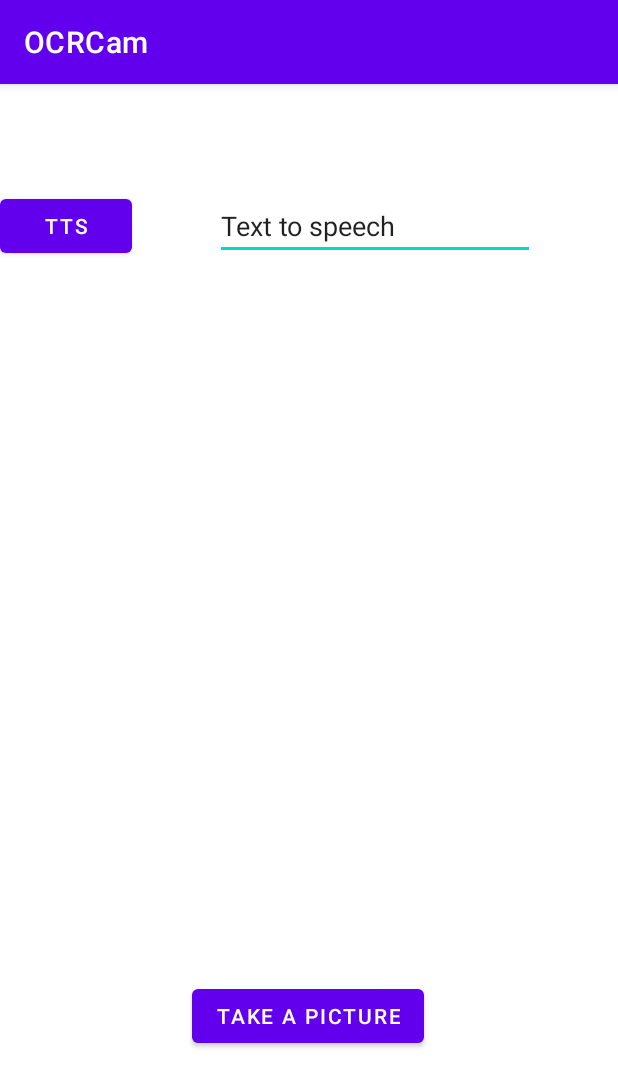
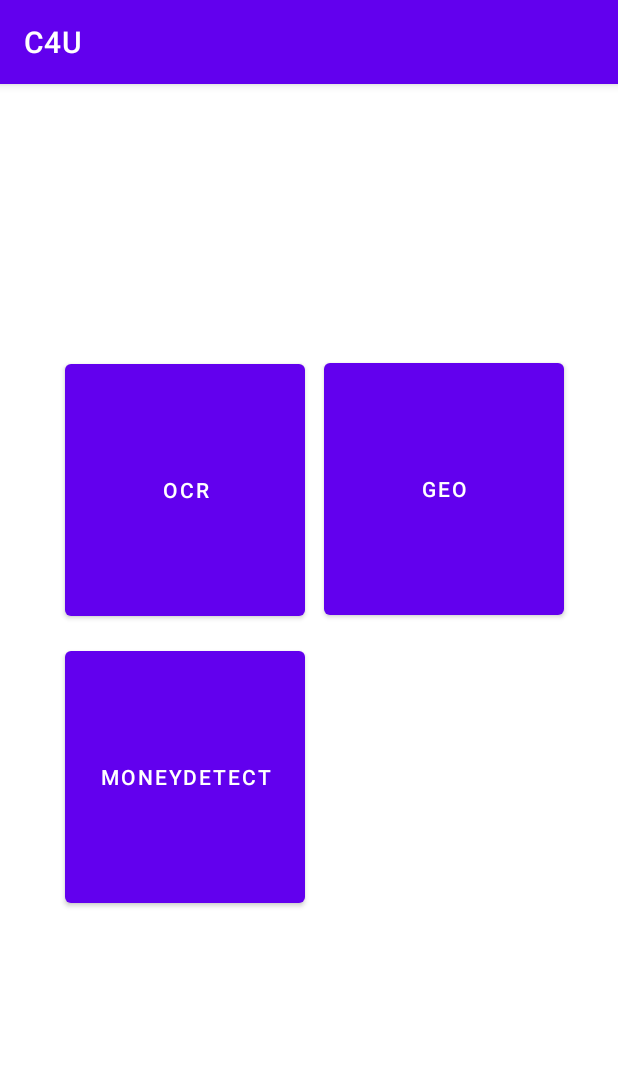
Before and after one commit to hamzatamry/C4U, an Android app: the screen it shows after launch (MainActivity), on a phone screen of 412 x 824 dp. Shown: the top 1087 px of the screen. Run offline under Robolectric (Android 15) with nearby library versions, the phone set to English and light mode, and no system bars.

Commit message:
Added homepage activity

```diff
--- a/app/src/main/java/com/example/ocrcam/MainActivity.java
+++ b/app/src/main/java/com/example/ocrcam/MainActivity.java
@@ -3,34 +3,16 @@ package com.example.ocrcam;
 import androidx.appcompat.app.AppCompatActivity;
 
 import android.content.Intent;
-import android.graphics.Bitmap;
-import android.graphics.drawable.BitmapDrawable;
 import android.os.Bundle;
-import android.provider.MediaStore;
-import android.speech.tts.TextToSpeech;
-import android.util.SparseArray;
 import android.view.View;
 import android.widget.Button;
-import android.widget.EditText;
-import android.widget.ImageView;
-import android.widget.TextView;
-
-import com.google.android.gms.vision.Frame;
-import com.google.android.gms.vision.text.TextBlock;
-import com.google.android.gms.vision.text.TextRecognizer;
-
-import java.util.Locale;
 
 public class MainActivity extends AppCompatActivity {
 
-    private ImageView imgView;
-    private Button TakePicButt;
-    private TextRecognizer recognizer;
-    private TextView textView;
-    private Button ttsButton;
-    private EditText ttsText;
-    TextToSpeech textToSpeech;
-    private static final int REQUEST_IMAGE_CAPTURE = 101;
+
+    private Button ocrBt;
+    private Button geoBt;
+    private Button moneyBt;
 
 
     @Override
@@ -38,68 +20,34 @@ public class MainActivity extends AppCompatActivity {
         super.onCreate(savedInstanceState);
         setContentView(R.layout.activity_main);
 
-        imgView = findViewById(R.id.imageView);
-        TakePicButt = findViewById(R.id.button);
-        textView = findViewById(R.id.textView);
-        ttsButton = findViewById(R.id.button2);
-        ttsText = findViewById(R.id.editText);
+        ocrBt = findViewById(R.id.ocrBt);
+        geoBt = findViewById(R.id.geoBt);
+        moneyBt = findViewById(R.id.moneyBt);
 
-         textToSpeech = new TextToSpeech(getApplicationContext(), new TextToSpeech.OnInitListener() {
-            @Override
-            public void onInit(int status) {
-                if(status != TextToSpeech.ERROR){
-                    textToSpeech.setLanguage(Locale.ENGLISH);
-                }
-            }
-        });
-        ttsButton.setOnClickListener(new View.OnClickListener() {
+        ocrBt.setOnClickListener(new View.OnClickListener() {
             @Override
             public void onClick(View v) {
-                String ttsSpeech = ttsText.getText().toString();
-                textToSpeech.speak(ttsSpeech,TextToSpeech.QUEUE_FLUSH,null);
-
+                Intent intent = new Intent(MainActivity.this, OcrActivity.class);
+                startActivity(intent);
             }
         });
 
-        TakePicButt.setOnClickListener(new View.OnClickListener() {
+        moneyBt.setOnClickListener(new View.OnClickListener() {
             @Override
             public void onClick(View v) {
-                Intent imgTakeIntent = new Intent(MediaStore.ACTION_IMAGE_CAPTURE);
-                if(imgTakeIntent.resolveActivity(getPackageManager()) != null){
-                    startActivityForResult(imgTakeIntent,100);
-                }
+                Intent intent = new Intent(MainActivity.this, MoneyDetectActivity.class);
+                startActivity(intent);
+            }
+        });
+
+        geoBt.setOnClickListener(new View.OnClickListener() {
+            @Override
+            public void onClick(View v) {
+                Intent intent = new Intent(MainActivity.this, GeoActivity.class);
+                startActivity(intent);
             }
         });
     }
 
-    @Override
-    public void onPause() {
-        super.onPause();
-        textToSpeech.shutdown();
-    }
-
-
-    @Override
-    protected void onActivityResult(int requestCode, int resultCode, Intent data) {
-        super.onActivityResult(requestCode, resultCode, data);
-        if (requestCode == 100 && resultCode == RESULT_OK) {
-            Bundle extras = data.getExtras();
-            Bitmap imgBitmap = (Bitmap) extras.get("data");
-            imgView.setImageBitmap(imgBitmap);
-
-
-            recognizer = new TextRecognizer.Builder(MainActivity.this).build();
-            Frame frame = new Frame.Builder().setBitmap(imgBitmap).build();
-            SparseArray<TextBlock> sparseArray = recognizer.detect(frame);
-            StringBuilder stringBuilder = new StringBuilder();
-            for (int i = 0; i<sparseArray.size(); i++){
-                TextBlock tb = sparseArray.get(i);
-                String res = tb.getValue();
-                stringBuilder.append(res);
-            }
-            textView.setText(stringBuilder);
-        }
-    }
-
 
 }
--- a/app/src/main/res/layout/activity_main.xml
+++ b/app/src/main/res/layout/activity_main.xml
@@ -1,60 +1,46 @@
 <?xml version="1.0" encoding="utf-8"?>
-<androidx.constraintlayout.widget.ConstraintLayout xmlns:android="http://schemas.android.com/apk/res/android"
+<androidx.constraintlayout.widget.ConstraintLayout
+    xmlns:android="http://schemas.android.com/apk/res/android"
     xmlns:app="http://schemas.android.com/apk/res-auto"
     xmlns:tools="http://schemas.android.com/tools"
     android:layout_width="match_parent"
-    android:layout_height="match_parent"
-    tools:context=".MainActivity">
+    android:layout_height="match_parent">
 
     <Button
-        android:id="@+id/button"
-        android:layout_width="wrap_content"
-        android:layout_height="wrap_content"
-        android:text="Take a picture"
+        android:id="@+id/moneyBt"
+        android:layout_width="160dp"
+        android:layout_height="180dp"
+        android:layout_marginStart="36dp"
+        android:text="MoneyDetect"
+        app:layout_constraintBottom_toBottomOf="parent"
+        app:layout_constraintEnd_toStartOf="@+id/geoBt"
+        app:layout_constraintHorizontal_bias="0.368"
+        app:layout_constraintStart_toStartOf="parent"
+        app:layout_constraintTop_toTopOf="parent"
+        app:layout_constraintVertical_bias="0.633" />
+
+    <Button
+        android:id="@+id/ocrBt"
+        android:layout_width="160dp"
+        android:layout_height="180dp"
+        android:layout_marginStart="36dp"
+        android:text="OCR"
+        app:layout_constraintBottom_toBottomOf="parent"
+        app:layout_constraintEnd_toStartOf="@+id/geoBt"
+        app:layout_constraintHorizontal_bias="0.375"
+        app:layout_constraintStart_toStartOf="parent"
+        app:layout_constraintTop_toTopOf="parent"
+        app:layout_constraintVertical_bias="0.307" />
+
+    <Button
+        android:id="@+id/geoBt"
+        android:layout_width="160dp"
+        android:layout_height="180dp"
+        android:layout_marginEnd="36dp"
+        android:text="GEO"
         app:layout_constraintBottom_toBottomOf="parent"
         app:layout_constraintEnd_toEndOf="parent"
-        app:layout_constraintHorizontal_bias="0.498"
-        app:layout_constraintStart_toStartOf="parent"
         app:layout_constraintTop_toTopOf="parent"
-        app:layout_constraintVertical_bias="0.83" />
+        app:layout_constraintVertical_bias="0.306" />
 
-    <ImageView
-        android:id="@+id/imageView"
-        android:layout_width="171dp"
-        android:layout_height="219dp"
-        app:layout_constraintBottom_toTopOf="@+id/button"
-        app:layout_constraintEnd_toEndOf="parent"
-        app:layout_constraintStart_toStartOf="parent"
-        app:layout_constraintTop_toTopOf="parent"
-        tools:srcCompat="@tools:sample/avatars" />
-
-    <TextView
-        android:id="@+id/textView"
-        android:layout_width="221dp"
-        android:layout_height="145dp"
-        app:layout_constraintBottom_toTopOf="@+id/button"
-        app:layout_constraintEnd_toEndOf="parent"
-        app:layout_constraintStart_toStartOf="parent"
-        app:layout_constraintTop_toBottomOf="@+id/imageView" />
-
-    <Button
-        android:id="@+id/button2"
-        android:layout_width="wrap_content"
-        android:layout_height="wrap_content"
-        android:text="TTS"
-        app:layout_constraintBottom_toTopOf="@+id/imageView"
-        app:layout_constraintStart_toStartOf="parent"
-        app:layout_constraintTop_toTopOf="parent" />
-
-    <EditText
-        android:id="@+id/editText"
-        android:layout_width="wrap_content"
-        android:layout_height="wrap_content"
-        android:ems="10"
-        android:inputType="textPersonName"
-        android:text="Text to speech"
-        app:layout_constraintBottom_toTopOf="@+id/imageView"
-        app:layout_constraintEnd_toEndOf="parent"
-        app:layout_constraintStart_toEndOf="@+id/button2"
-        app:layout_constraintTop_toTopOf="parent" />
 </androidx.constraintlayout.widget.ConstraintLayout>
--- a/app/src/main/res/values/strings.xml
+++ b/app/src/main/res/values/strings.xml
@@ -1,3 +1,3 @@
 <resources>
-    <string name="app_name">OCRCam</string>
+    <string name="app_name">C4U</string>
 </resources>
```
Also changed, not shown: app/src/main/AndroidManifest.xml (+10 -4 lines), app/src/main/java/com/example/ocrcam/GeoActivity.java (added, +14 -0 lines), app/src/main/java/com/example/ocrcam/MoneyDetectActivity.java (added, +14 -0 lines), app/src/main/java/com/example/ocrcam/OcrActivity.java (added, +106 -0 lines), app/src/main/res/layout/activity_geo.xml (added, +16 -0 lines), app/src/main/res/layout/activity_money_detect.xml (added, +16 -0 lines), app/src/main/res/layout/ocr_activity.xml (added, +72 -0 lines), 1 other file.
